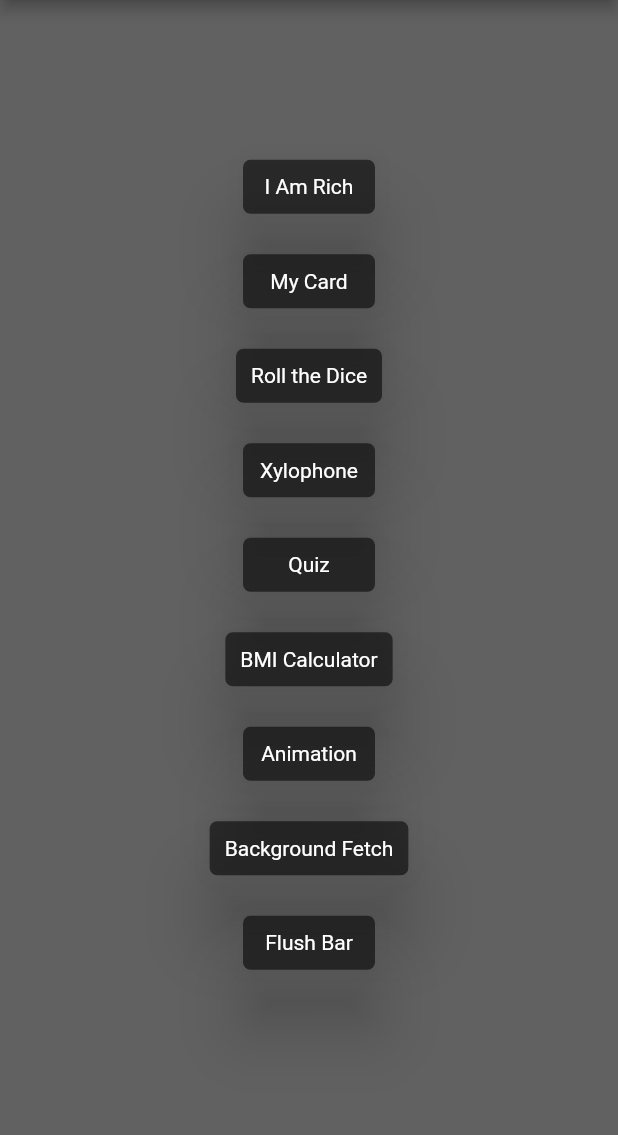
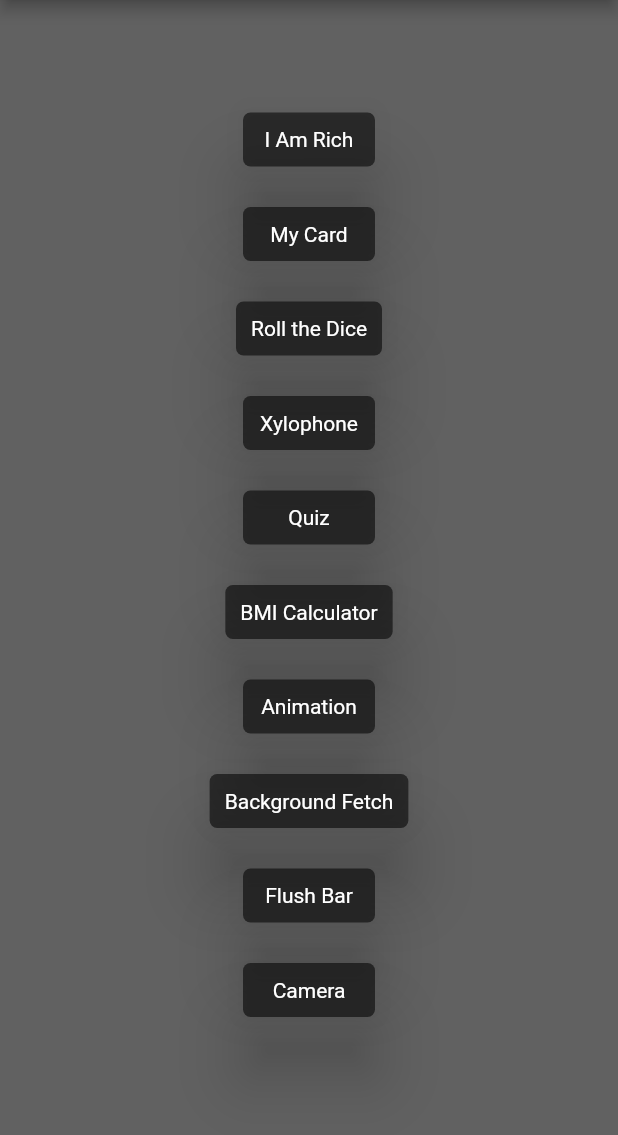
Before and after one commit to alphamarke/FlutterDemoApp, a Flutter app: the screen it shows after launch, on a phone screen of 412 x 824 dp, the part 84-1219 px from its top. Run offline on Flutter 3.47's test engine with Material 2 defaults, Android fonts, the phone set to English and light mode, and no system bars; our stand-ins replace audioplayers, camera, flushbar, font_awesome_flutter, rflutter_alert; missing offline and left inert: background_fetch, flare_splash_screen.

Commit message:
Camera page

```diff
--- a/lib/Home.dart
+++ b/lib/Home.dart
@@ -2,6 +2,7 @@ import 'dart:math';
 
 import 'package:background_fetch/background_fetch.dart';
 import 'package:first_flutter_app/BackgroundFetch.dart';
+import 'package:first_flutter_app/Camera.dart';
 import 'package:first_flutter_app/Climate.dart';
 import 'package:first_flutter_app/FlushBar.dart';
 import 'package:flutter/cupertino.dart';
@@ -24,6 +25,7 @@ class _HomeState extends State<Home> {
       scaffoldBody: Container(
         child: Center(
           child: Container(
+            child: SingleChildScrollView(
               child: Column(
                 mainAxisSize: MainAxisSize.max,
                 mainAxisAlignment: MainAxisAlignment.center,
@@ -118,7 +120,18 @@ class _HomeState extends State<Home> {
                   SizedBox(
                     height: 15.0,
                   ),
+                  RoundedButton(
+                    color: buttonColor,
+                    child: Text('Camera'),
+                    onPressed: () {
+                      Navigator.pushNamed(context, CameraApp.id);
+                    },
+                  ),
+                  SizedBox(
+                    height: 15.0,
+                  ),
                 ],
+              ),
             ),
           ),
         ),
--- a/lib/main.dart
+++ b/lib/main.dart
@@ -1,5 +1,6 @@
 import 'package:first_flutter_app/BMICalculator.dart';
 import 'package:first_flutter_app/BackgroundFetch.dart';
+import 'package:first_flutter_app/Camera.dart';
 import 'package:first_flutter_app/Climate.dart';
 import 'package:first_flutter_app/FlushBar.dart';
 import 'package:flutter_localizations/flutter_localizations.dart';
@@ -44,6 +45,7 @@ class FirstFlutterApp extends StatelessWidget {
         Climate.id: (context) => Climate(),
         BackgroundFetchPage.id: (context) => BackgroundFetchPage(),
         FlushBarPage.id: (context) => FlushBarPage(),
+        CameraApp.id: (context) => CameraApp(),
       },
     ));
   }
```
Also changed, not shown: lib/Camera.dart (added, +49 -0 lines), 2 other files. Lines whose indentation alone changed are shown as unchanged.
